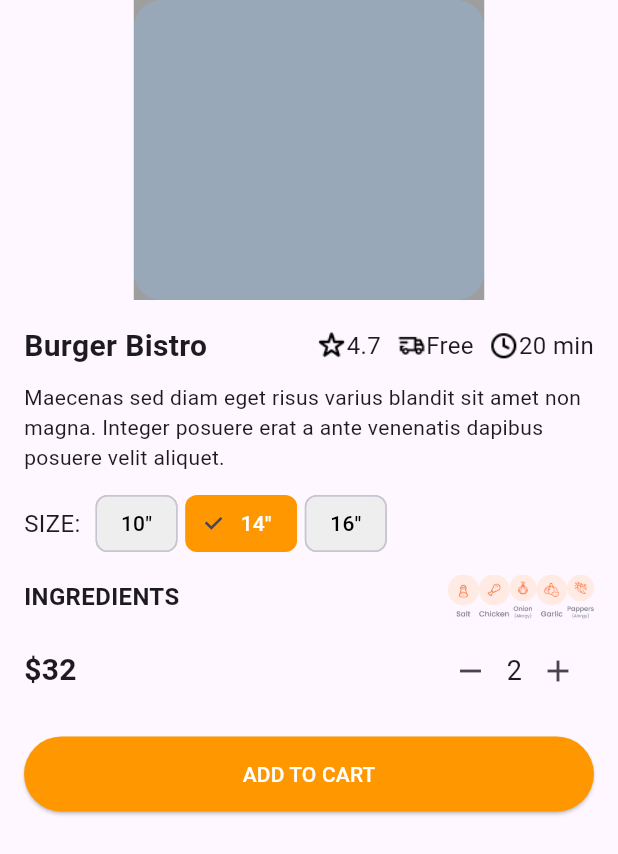
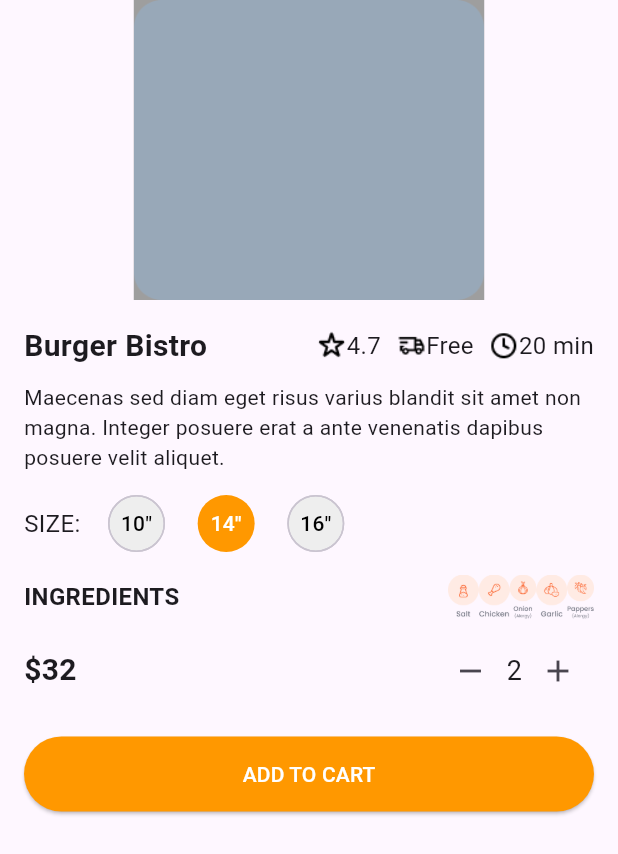
Before and after one commit to ivanMosquedaFTP/figmaChallenge, a Flutter app: the screen it shows after launch, on a phone screen of 412 x 824 dp. Shown: the top 854 px of the screen. Run offline on Flutter 3.47's test engine with Material 3 defaults, Android fonts, the phone set to English and light mode, and no system bars.

```diff
--- a/lib/screens/itemDetails_screen.dart
+++ b/lib/screens/itemDetails_screen.dart
@@ -61,6 +61,8 @@ class _ItemDetailsScreenState extends State<ItemDetailsScreen> {
                     Text('SIZE:', style: TextStyle(fontSize: 16)),
                     SizedBox(width: 10),
                     ChoiceChip(
+                      showCheckmark: false,
+                      shape: CircleBorder(),
                       label: Text(
                         '10"',
                         style: TextStyle(
@@ -76,6 +78,8 @@ class _ItemDetailsScreenState extends State<ItemDetailsScreen> {
                     ),
                     SizedBox(width: 5),
                     ChoiceChip(
+                      showCheckmark: false,
+                      shape: CircleBorder(),
                       label: Text(
                         '14"',
                         style: TextStyle(
@@ -91,6 +95,8 @@ class _ItemDetailsScreenState extends State<ItemDetailsScreen> {
                     ),
                     SizedBox(width: 5),
                     ChoiceChip(
+                      showCheckmark: false,
+                      shape: CircleBorder(),
                       label: Text(
                         '16"',
                         style: TextStyle(
```
